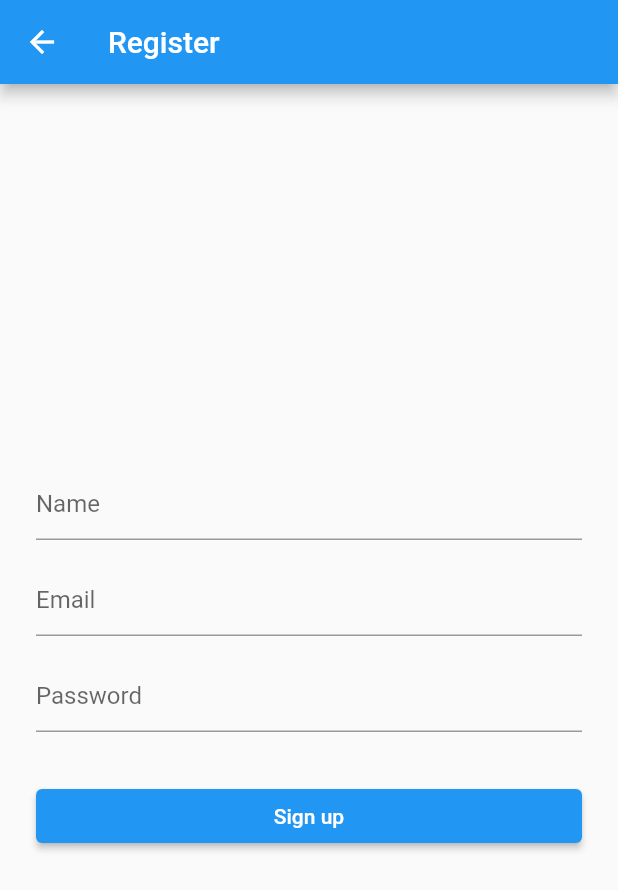
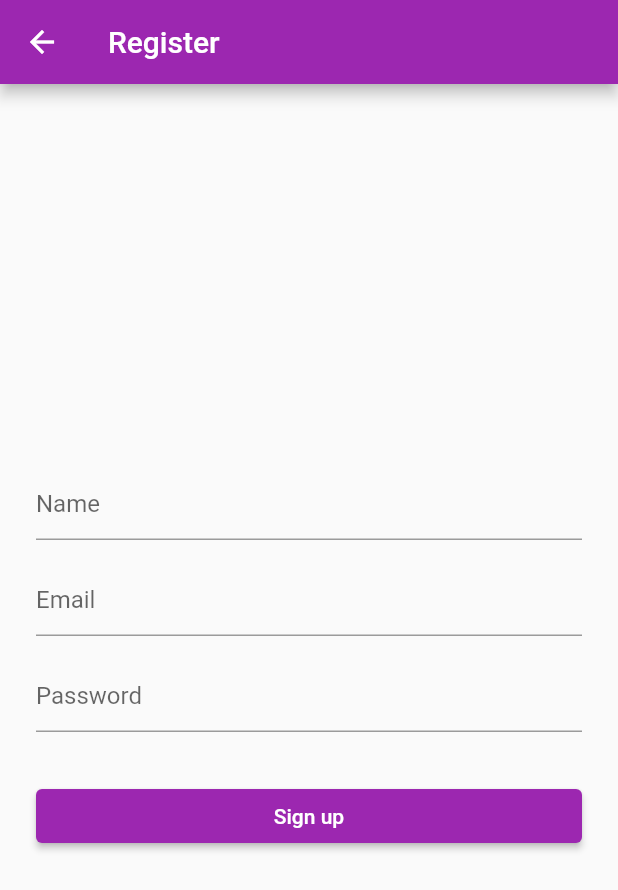
Before and after one commit to lintov7/mobileweb_assignment4, a Flutter app: the screen it shows after launch, after a tap on "Sign In", after a tap on "Register", on a phone screen of 412 x 824 dp. Shown: the top 890 px of the screen. Run offline on Flutter 3.47's test engine with Material 2 defaults, Android fonts, the phone set to English and light mode, and no system bars; our stand-ins replace firebase_auth, firebase_core; accounts and stored records are empty.

Commit message:
Commented code

```diff
--- a/lib/main.dart
+++ b/lib/main.dart
@@ -7,9 +7,10 @@ import 'package:assignment_4/pages/weather_page.dart';
 import 'package:firebase_core/firebase_core.dart';
 import 'package:flutter/material.dart';
 
+// This is the main function which runs when the flutter app is launched
 Future<void> main() async {
   WidgetsFlutterBinding.ensureInitialized();
-  await Firebase.initializeApp();
+  await Firebase.initializeApp(); //Initialize firebase
   runApp(const MyApp());
 }
 
@@ -22,13 +23,11 @@ class MyApp extends StatelessWidget {
     return MaterialApp(
       title: 'Flutter Assignment 4',
       theme: ThemeData(
-        primarySwatch: Colors.blue,
+        primarySwatch: Colors.purple,
       ),
-      initialRoute: '/',
-      routes: {
-        // When navigating to the "/" route, build the FirstScreen widget.
+      initialRoute: '/', // The initial route the app will be redirected to.
+      routes: { // All the routes of the app is listed below.
         '/': (context) => const HomePage(),
-        // When navigating to the "/second" route, build the SecondScreen widget.
         '/login': (context) => const LoginPage(),
         '/register': (context) => const RegisterPage(),
         '/weather': (context) => const WeatherPage(),
--- a/lib/pages/home_page.dart
+++ b/lib/pages/home_page.dart
@@ -14,7 +14,8 @@ class HomePage extends StatefulWidget {
 class _HomePageState extends State<HomePage> {
 
 
-
+  // Function to check whether the user is logged in or not.
+  // If the user is not logged in redirect to login page
   Future<FirebaseApp> _initializeFirebase() async {
     FirebaseApp firebaseApp = await Firebase.initializeApp();
 
@@ -23,12 +24,11 @@ class _HomePageState extends State<HomePage> {
     if (user == null) {
       Navigator.of(context).pushReplacementNamed('/login');
     }
-
     return firebaseApp;
   }
 
   Future<void> _signOut() async {
-    await FirebaseAuth.instance.signOut();
+    await FirebaseAuth.instance.signOut(); // Code to signs out a user
   }
 
   @override
@@ -47,7 +47,7 @@ class _HomePageState extends State<HomePage> {
           ), //Ico
         ],
       ),
-      body: FutureBuilder(
+      body: FutureBuilder( // Future builder to check the firebase status
           future: _initializeFirebase(),
           builder: (context, snapshot) {
             if (snapshot.connectionState == ConnectionState.done) {
@@ -110,7 +110,7 @@ class _HomePageState extends State<HomePage> {
               );
             } else {
               return const Center(
-                child: CircularProgressIndicator(),
+                child: CircularProgressIndicator(), // Creates a circular progress view
               );
             }
           }),
--- a/lib/pages/login_page.dart
+++ b/lib/pages/login_page.dart
@@ -11,8 +11,9 @@ class LoginPage extends StatefulWidget {
 }
 
 class _LoginPageState extends State<LoginPage> {
-  final _formKey = GlobalKey<FormState>();
+  final _formKey = GlobalKey<FormState>(); //The form's key
 
+  //Text controllers for the text fields
   final _emailTextController = TextEditingController();
   final _passwordTextController = TextEditingController();
 
@@ -21,6 +22,8 @@ class _LoginPageState extends State<LoginPage> {
 
   bool _isProcessing = false;
 
+  // Function to check whether the user is logged in or not.
+  // If the user is logged in redirect to home page
   Future<FirebaseApp> _initializeFirebase() async {
     FirebaseApp firebaseApp = await Firebase.initializeApp();
 
@@ -44,7 +47,7 @@ class _LoginPageState extends State<LoginPage> {
         appBar: AppBar(
           title: const Text('Login'),
         ),
-        body: FutureBuilder(
+        body: FutureBuilder( // Future builder to check the firebase status
           future: _initializeFirebase(),
           builder: (context, snapshot) {
             if (snapshot.connectionState == ConnectionState.done) {
@@ -125,14 +128,13 @@ class _LoginPageState extends State<LoginPage> {
                                         onPressed: () async {
                                           _focusEmail.unfocus();
                                           _focusPassword.unfocus();
-
+                                          //Function to check whether form is valid
                                           if (_formKey.currentState!.validate()) {
                                             setState(() {
                                               _isProcessing = true;
                                             });
 
-                                            User? user = await FireAuth
-                                                .signInUsingEmailPassword(
+                                            User? user = await FireAuth.signInUsingEmailPassword(
                                               context: context,
                                               email: _emailTextController.text,
                                               password:
@@ -142,7 +144,7 @@ class _LoginPageState extends State<LoginPage> {
                                             setState(() {
                                               _isProcessing = false;
                                             });
-
+                                            //If the user is not null remove all route and go to home page
                                             if (user != null) {
                                               Navigator.pushReplacementNamed(context, '/');
                                             }
--- a/lib/pages/news_page.dart
+++ b/lib/pages/news_page.dart
@@ -21,6 +21,7 @@ class _NewsPageState extends State<NewsPage> {
     futureData = getNewsData();
   }
 
+  //Function to get the news data
   Future<List<News>> getNewsData() async {
     final response = await http.get(Uri.parse('https://api.nytimes.com/svc/topstories/v2/world.json?api-key=Hj6Dggr3aCeqMTkIGBqqWuSKRJArUkUA'));
     if (response.statusCode == 200) {
@@ -49,7 +50,7 @@ class _NewsPageState extends State<NewsPage> {
       ),
       body: Container(
         margin: const EdgeInsets.symmetric(horizontal: 10),
-        child: FutureBuilder<List<News>>(
+        child: FutureBuilder<List<News>>(//Future builder to get the news
           future: futureData,
           builder: (context, snapshot) {
               if (snapshot.hasData) {
--- a/lib/pages/register_page.dart
+++ b/lib/pages/register_page.dart
@@ -11,8 +11,9 @@ class RegisterPage extends StatefulWidget {
 }
 
 class _RegisterPageState extends State<RegisterPage> {
-  final _registerFormKey = GlobalKey<FormState>();
+  final _registerFormKey = GlobalKey<FormState>(); //The form's key
 
+  //Text controllers for the text fields
   final _nameTextController = TextEditingController();
   final _emailTextController = TextEditingController();
   final _passwordTextController = TextEditingController();
@@ -33,7 +34,7 @@ class _RegisterPageState extends State<RegisterPage> {
       },
       child: Scaffold(
         appBar: AppBar(
-          title: Text('Register'),
+          title: const Text('Register'),
         ),
         body: Padding(
           padding: const EdgeInsets.all(24.0),
@@ -138,10 +139,9 @@ class _RegisterPageState extends State<RegisterPage> {
                                       setState(() {
                                         _isProcessing = true;
                                       });
-
+                                      //Function to check whether form is valid
                                       if (_registerFormKey.currentState!.validate()) {
-                                        User? user = await FireAuth
-                                            .registerUsingEmailPassword(
+                                        User? user = await FireAuth.registerUsingEmailPassword(
                                           context: context,
                                           name: _nameTextController.text,
                                           email: _emailTextController.text,
@@ -152,7 +152,7 @@ class _RegisterPageState extends State<RegisterPage> {
                                         setState(() {
                                           _isProcessing = false;
                                         });
-
+                                        //If the user is not null remove all route and go to home page
                                         if (user != null) {
                                           Navigator.pushNamedAndRemoveUntil(context, '/', (Route<dynamic> route) => false);
                                         }
```
Also changed, not shown: lib/pages/calculator_page.dart (+5 -3 lines), lib/pages/weather_page.dart (+5 -5 lines), lib/utils/fire_auth.dart (+4 -13 lines).
